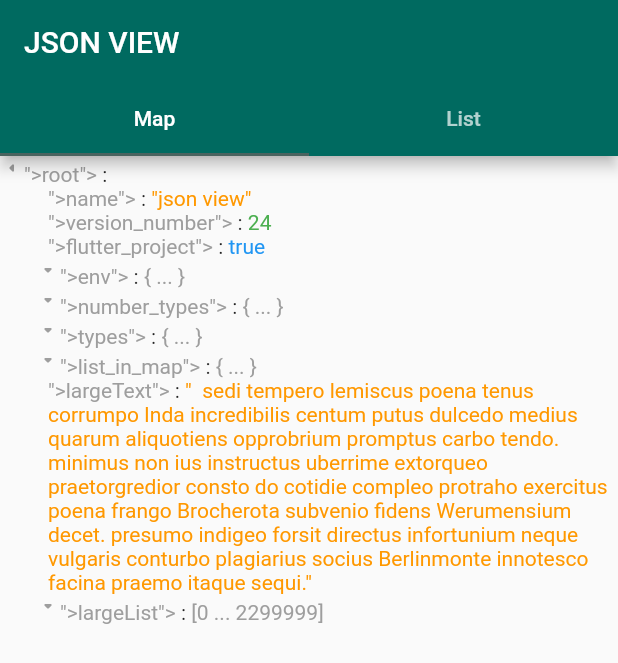
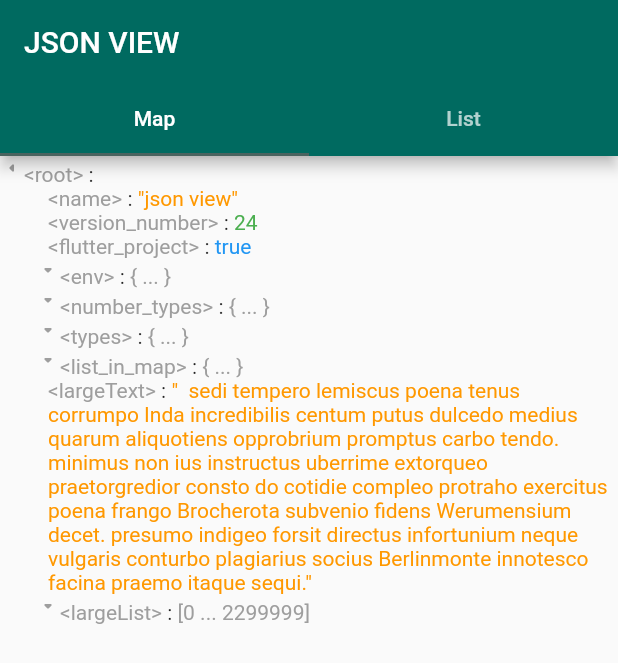
Before and after one commit to laiiihz/json_view, a Flutter app: the screen it shows after launch, on a phone screen of 412 x 824 dp. Shown: the top 663 px of the screen. Run offline on Flutter 3.47's test engine with Material 2 defaults, Android fonts, the phone set to English and light mode, and no system bars; our stand-ins replace bloc, equatable, flutter_bloc.

```diff
--- a/example/lib/main.dart
+++ b/example/lib/main.dart
@@ -54,7 +54,7 @@ class _HomePageState extends State<HomePage>
       body: JsonConfig(
         data: JsonConfigData(
           style: JsonStyleScheme(
-            quotation: '">',
+            quotation: JsonQuotation(leftQuote: '<', rightQuote: '>'),
           ),
           color: JsonColorScheme(
             nullBackground: const Color(0xFFEBEBEB),
--- a/lib/src/cubit/expansion_state.dart
+++ b/lib/src/cubit/expansion_state.dart
@@ -2,9 +2,11 @@ part of 'expansion_cubit.dart';
 
 class ExpansionState extends Equatable {
   final bool isExpanded;
-  const ExpansionState({
+  ExpansionState({
     required this.isExpanded,
-  });
+  }) {
+    print(this.hashCode);
+  }
 
   @override
   List<Object> get props => [isExpanded];
--- a/lib/src/models/json_config_data.dart
+++ b/lib/src/models/json_config_data.dart
@@ -68,7 +68,7 @@ class JsonConfigData {
       const JsonStyleScheme(
         keysStyle: TextStyle(),
         valuesStyle: TextStyle(),
-        quotation: null,
+        quotation: JsonQuotation(),
       );
 
   JsonConfigData copyWith({
--- a/lib/src/models/json_style_scheme.dart
+++ b/lib/src/models/json_style_scheme.dart
@@ -1,26 +1,50 @@
 import 'package:flutter/material.dart';
+
+class JsonQuotation {
+  final String? leftQuote;
+  final String? rightQuote;
+  const JsonQuotation({
+    this.leftQuote,
+    this.rightQuote,
+  });
+
+  const JsonQuotation.same(String quote)
+      : leftQuote = quote,
+        rightQuote = quote;
+  @override
+  bool operator ==(Object other) {
+    if (identical(this, other)) return true;
+
+    return other is JsonQuotation &&
+        other.leftQuote == leftQuote &&
+        other.rightQuote == rightQuote;
+  }
+
+  @override
+  int get hashCode => hashValues(leftQuote, rightQuote);
+}
 
 class JsonStyleScheme {
   /// text style for keys
-  final TextStyle keysStyle;
+  final TextStyle? keysStyle;
 
   /// text style for values
-  final TextStyle valuesStyle;
+  final TextStyle? valuesStyle;
 
   /// add double quotation on keys or not. default set to false
-  final String? quotation;
+  final JsonQuotation? quotation;
 
   /// Json color scheme
   const JsonStyleScheme({
     this.keysStyle = const TextStyle(),
     this.valuesStyle = const TextStyle(),
-    this.quotation,
+    this.quotation = const JsonQuotation(),
   });
 
   JsonStyleScheme copyWith({
     TextStyle? keysStyle,
     TextStyle? valuesStyle,
-    String? quotation,
+    JsonQuotation? quotation,
   }) {
     return JsonStyleScheme(
       keysStyle: keysStyle ?? this.keysStyle,
--- a/lib/src/widgets/simple_tiles.dart
+++ b/lib/src/widgets/simple_tiles.dart
@@ -63,9 +63,9 @@ class KeyValueTile extends StatelessWidget {
       _KeySpan(
           keyValue: ss.quotation == null
               ? keyName
-              : '${ss.quotation}$keyName${ss.quotation}',
-          style: ss.keysStyle.copyWith(color: cs.normalColor)),
-      _ColonSpan(style: ss.keysStyle.copyWith(color: cs.markColor)),
+              : '${ss.quotation!.leftQuote}$keyName${ss.quotation!.rightQuote}',
+          style: ss.keysStyle?.copyWith(color: cs.normalColor)),
+      _ColonSpan(style: ss.keysStyle?.copyWith(color: cs.markColor)),
       isNullValue
           ? WidgetSpan(
               child: Container(
@@ -76,15 +76,13 @@ class KeyValueTile extends StatelessWidget {
                 ),
                 child: Text(
                   value,
-                  style: ss.valuesStyle.copyWith(color: valueColor(context)),
+                  style: ss.valuesStyle?.copyWith(color: valueColor(context)),
                 ),
               ),
             )
           : _ValueSpan(
               value: value,
-              style: ss.valuesStyle.copyWith(
-                color: valueColor(context),
-              ),
+              style: ss.valuesStyle?.copyWith(color: valueColor(context)),
             ),
     ];
 
```
